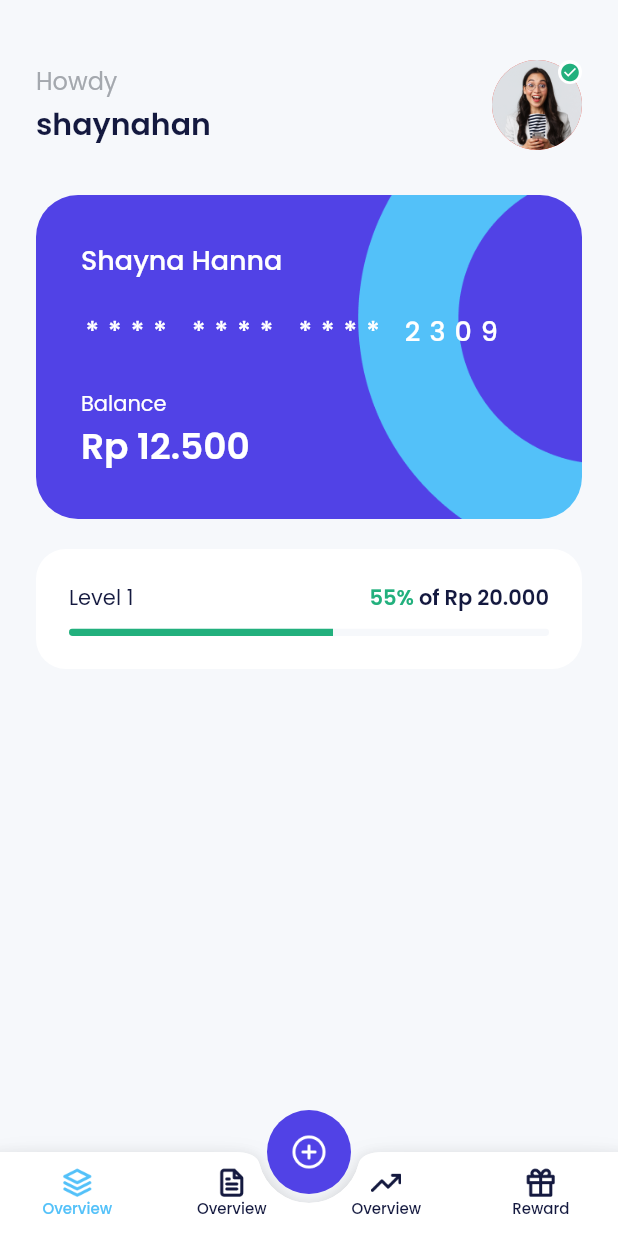
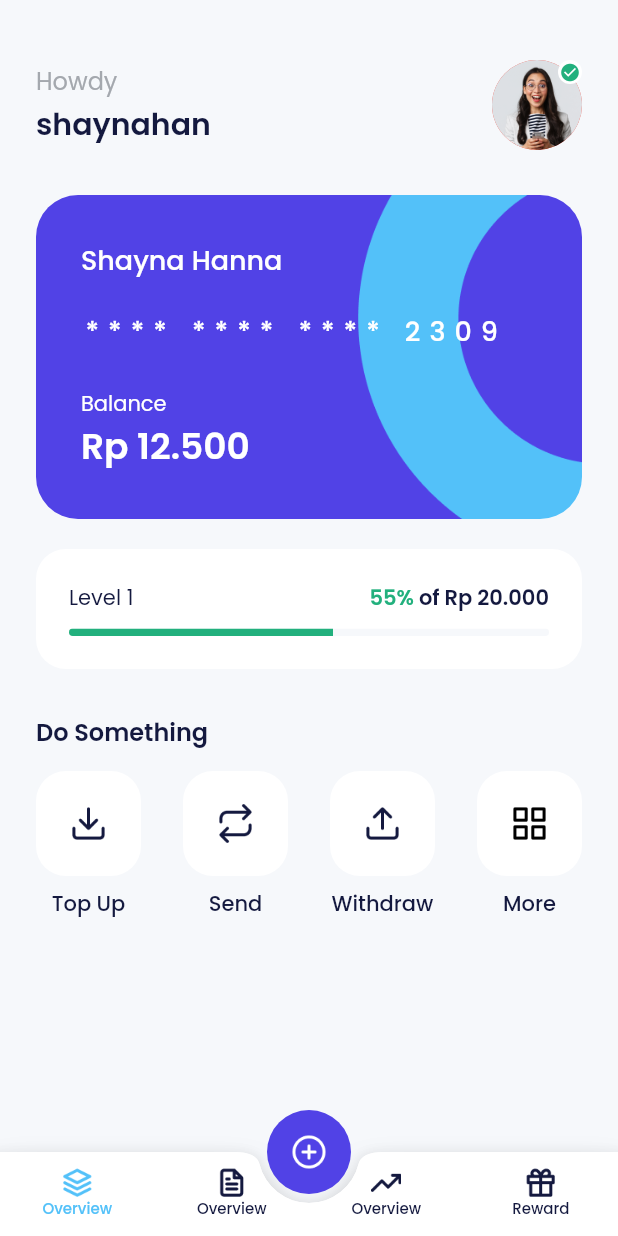
Before and after one commit to ahmadm712/ewallet, a Flutter app: the HomePage screen opened by its route, on a phone screen of 412 x 824 dp. Run offline on Flutter 3.47's test engine with Material 2 defaults, Android fonts, the phone set to English and light mode, and no system bars; our stand-ins replace bloc, carousel_slider, equatable, google_fonts.

Commit message:
create services widget

```diff
--- a/lib/ui/pages/home/home_page.dart
+++ b/lib/ui/pages/home/home_page.dart
@@ -1,4 +1,5 @@
 import 'package:ewallet/shared/styles.dart';
+import 'package:ewallet/ui/widgets/home_services_item.dart';
 import 'package:ewallet/utils/constants.dart';
 import 'package:flutter/material.dart';
 
@@ -22,6 +23,7 @@ class _HomePageState extends State<HomePage> {
           buildProfile(),
           buildCardWidget(),
           buildLevel(),
+          buildServices()
         ],
       ),
       floatingActionButtonLocation: FloatingActionButtonLocation.centerDocked,
@@ -258,4 +260,50 @@ class _HomePageState extends State<HomePage> {
       ),
     );
   }
+
+  Widget buildServices() {
+    return Container(
+      margin: const EdgeInsets.only(top: 30),
+      child: Column(
+        crossAxisAlignment: CrossAxisAlignment.start,
+        children: [
+          Text(
+            'Do Something',
+            style: blackTextStyle.copyWith(
+              fontWeight: semiBold,
+              fontSize: 16,
+            ),
+          ),
+          const SizedBox(
+            height: 14,
+          ),
+          Row(
+            mainAxisAlignment: MainAxisAlignment.spaceBetween,
+            children: [
+              HomeServiceItem(
+                title: 'Top Up',
+                iconUrl: '${assetImage}ic_topup.png',
+                onPressed: () {},
+              ),
+              HomeServiceItem(
+                title: 'Send',
+                iconUrl: '${assetImage}ic_send.png',
+                onPressed: () {},
+              ),
+              HomeServiceItem(
+                title: 'Withdraw',
+                iconUrl: '${assetImage}ic_withdraw.png',
+                onPressed: () {},
+              ),
+              HomeServiceItem(
+                title: 'More',
+                iconUrl: '${assetImage}ic_more.png',
+                onPressed: () {},
+              ),
+            ],
+          )
+        ],
+      ),
+    );
+  }
 }
--- /dev/null
+++ b/lib/ui/widgets/home_services_item.dart
@@ -0,0 +1,36 @@
+import 'package:ewallet/shared/styles.dart';
+import 'package:flutter/material.dart';
+
+class HomeServiceItem extends StatelessWidget {
+  const HomeServiceItem(
+      {super.key, required this.title, this.onPressed, required this.iconUrl});
+  final String title;
+  final VoidCallback? onPressed;
+  final String iconUrl;
+  @override
+  Widget build(BuildContext context) {
+    return Column(
+      children: [
+        Container(
+          width: 70,
+          height: 70,
+          margin: const EdgeInsets.only(bottom: 8),
+          decoration: BoxDecoration(
+            borderRadius: BorderRadius.circular(20),
+            color: kPrimaryColor,
+          ),
+          child: Center(
+            child: Image.asset(
+              iconUrl,
+              width: 26,
+            ),
+          ),
+        ),
+        Text(
+          title,
+          style: blackTextStyle.copyWith(fontWeight: medium),
+        )
+      ],
+    );
+  }
+}
```
